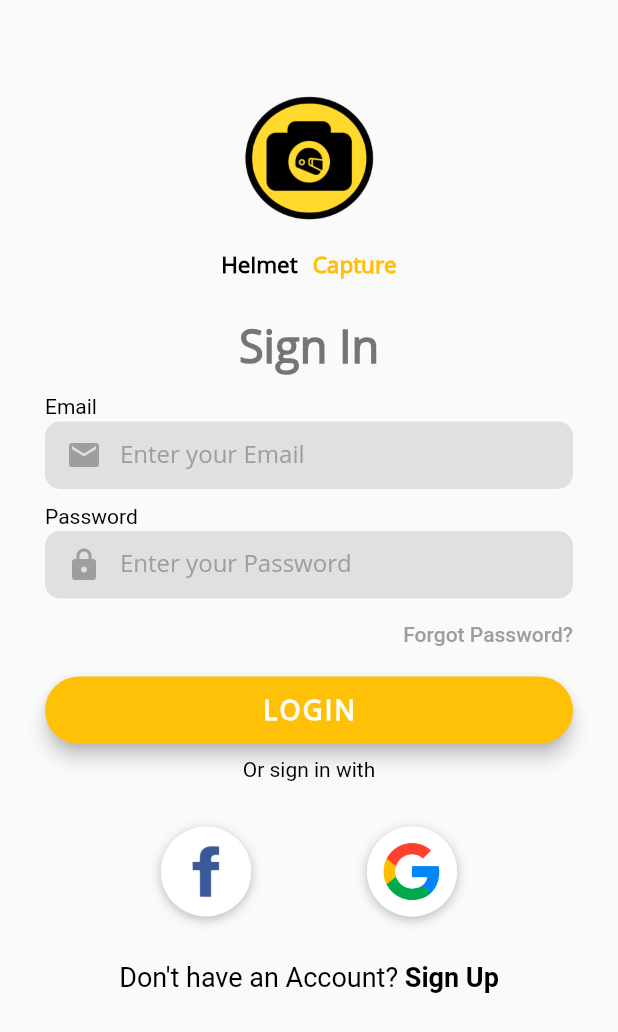
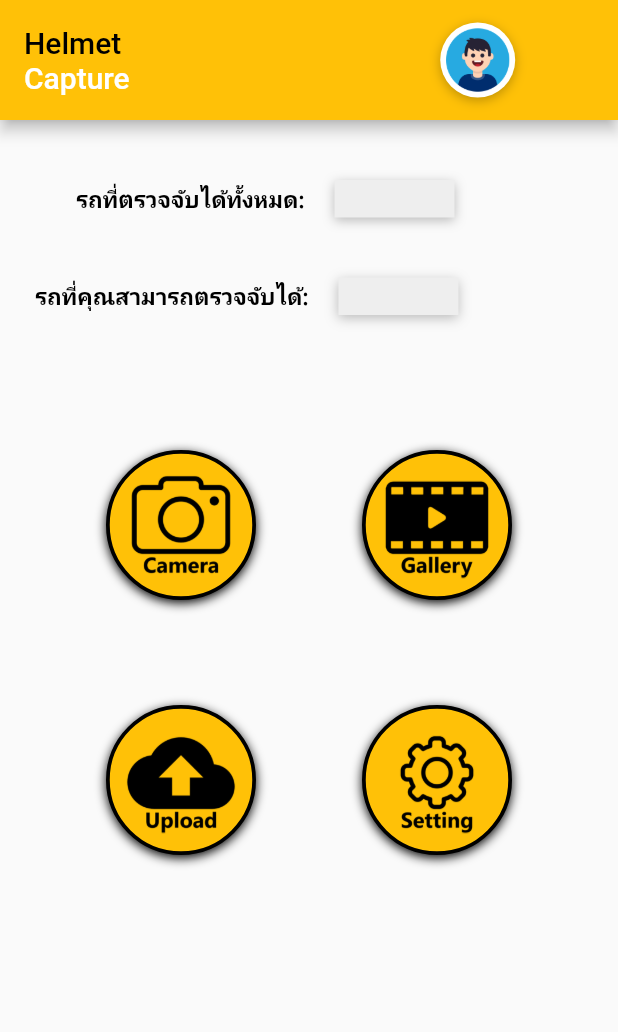
Before and after one commit to MrDenine/non-Helmet_detection_Mobile_Fortest, a Flutter app: the screen it shows after launch, after a tap on "LOGIN", on a phone screen of 412 x 824 dp. Shown: the top 1032 px of the screen. Run offline on Flutter 3.47's test engine with Material 2 defaults, Android fonts, the phone set to English and light mode, and no system bars; our stand-ins replace camera, image_picker; missing offline and left inert: tflite.

Commit message:
หน้าเมนู + แก้ไขหน้าอื่น

```diff
--- a/lib/Menu.dart
+++ b/lib/Menu.dart
@@ -0,0 +1,213 @@
+
+import 'package:flutter/material.dart';
+import 'package:flutter/services.dart';
+
+class Menu extends StatefulWidget {
+  @override
+  _MenuState createState() => _MenuState();
+}
+
+class _MenuState extends State<Menu> {
+  bool _rememberMe = false;
+
+ Widget _buildSocialBtn(Function onTap, AssetImage logo) {
+    return GestureDetector(
+     onTap: onTap,
+      child: Container(
+        height: 100.0,
+        width: 100.0,
+        decoration: BoxDecoration(
+          shape: BoxShape.circle,
+          color: Colors.amber,
+          border: Border.all(
+            color: Colors.black,
+            width: 2.5
+          ),
+          boxShadow: [
+            BoxShadow(
+              color: Colors.black,
+              offset: Offset(0, 2),
+              blurRadius: 5.0,
+            ),
+          ],
+          image: DecorationImage(
+            image: logo,
+          ),
+        ),
+      ),
+    );
+  }
+
+  Widget _buildAc(Function onTap, AssetImage logo) {
+    return GestureDetector(
+      onTap: onTap,
+      child: Container(
+        height: 50.0,
+        width: 50.0,
+        decoration: BoxDecoration(
+          shape: BoxShape.circle,
+          color: Colors.white,
+          boxShadow: [
+            BoxShadow(
+              color: Colors.black26,
+              offset: Offset(0, 2),
+              blurRadius: 6.0,
+            ),
+          ],
+          image: DecorationImage(
+            image: logo,
+          ),
+        ),
+      ),
+    );
+  }
+
+  @override
+  Widget build(BuildContext context) {
+    return Scaffold(
+      appBar: AppBar(
+       automaticallyImplyLeading: false,
+        backgroundColor: Colors.amber,
+        toolbarHeight: 80,
+             title: Row(
+                mainAxisAlignment: MainAxisAlignment.start,
+                children: <Widget>[
+                  Column(
+                   crossAxisAlignment: CrossAxisAlignment.start,
+                    children: [
+                      Text('Helmet',style: TextStyle(color: Colors.black),),
+                      Text('Capture',style: TextStyle(),)
+                    ],
+                  ),
+                  SizedBox(width: 207,),
+                   Padding(
+                    padding: EdgeInsets.symmetric(vertical: 0.0),
+                     child: Row(
+                       mainAxisAlignment: MainAxisAlignment.spaceEvenly,
+                      children: <Widget>[
+                   _buildAc(
+                   () => print('Login with Facebook'),
+                   AssetImage(
+                      'assets/logos/people.png',
+                    ),
+                     ),
+        ],
+      ),
+    ),
+                ],
+              ),
+      ),
+
+      body: AnnotatedRegion<SystemUiOverlayStyle>(
+        value: SystemUiOverlayStyle.light,
+        child: GestureDetector(
+          onTap: () => FocusScope.of(context).unfocus(),
+          child: Stack(
+            children: <Widget>[
+              Column(
+                crossAxisAlignment: CrossAxisAlignment.center,
+                 children: <Widget>[
+                   SizedBox(height: 20),
+                   Row(
+                     children: [
+                       Text('             รถที่ตรวจจับได้ทั้งหมด:',style: TextStyle(
+                          color: Colors.black,
+                          fontFamily: 'OpenSans',
+                          fontSize: 15.0,
+                         // height: 0.25,
+                          fontWeight: FontWeight.bold,
+                        ),),
+                       Container(
+                     margin: EdgeInsets.all(20.0),
+                     height: 25.0,
+                     width: 80.0,
+                     decoration: BoxDecoration(
+                     shape: BoxShape.rectangle,
+                     color: Colors.grey[200],
+                      boxShadow: [
+                       BoxShadow(
+                       color: Colors.black26,
+                       offset: Offset(0, 2),
+                         blurRadius: 6.0,
+              ),
+            ],
+                     ),
+                   ),
+                   ],
+                   ),
+                   Row(
+                     children: [
+                       Text('      รถที่คุณสามารถตรวจจับได้:',style: TextStyle(
+                          color: Colors.black,
+                          fontFamily: 'OpenSans',
+                          fontSize: 15.0,
+                         // height: 0.25,
+                          fontWeight: FontWeight.bold,
+                        ),),
+                       Container(
+                     margin: EdgeInsets.all(20.0),
+                     height: 25.0,
+                     width: 80.0,
+                     decoration: BoxDecoration(
+                     shape: BoxShape.rectangle,
+                     color: Colors.grey[200],
+                      boxShadow: [
+                       BoxShadow(
+                       color: Colors.black26,
+                       offset: Offset(0, 2),
+                         blurRadius: 6.0,
+              ),
+            ],
+                     ),
+                   ),
+                   ],
+                   ),
+                   Padding(
+                      padding: EdgeInsets.symmetric(vertical: 70.0),
+                       child: Row(
+                         mainAxisAlignment: MainAxisAlignment.spaceEvenly,
+                         children: <Widget>[
+                        _buildSocialBtn(
+                        () => print('Login with Facebook'),
+                       AssetImage(
+                       'assets/logos/camera.png',
+                       ),
+                    ),
+                        _buildSocialBtn(
+                         () => print('Login with Google'),
+                       AssetImage(
+                       'assets/logos/gallery.png',
+                       ),
+                      ),
+                      ],
+                        ),
+                  ),
+                  Padding(
+                    padding: EdgeInsets.symmetric(vertical: 0.0),
+                     child: Row(
+                       mainAxisAlignment: MainAxisAlignment.spaceEvenly,
+                      children: <Widget>[
+                   _buildSocialBtn(
+                   () => print('Login with Facebook'),
+                   AssetImage(
+                      'assets/logos/upload.png',
+                    ),
+                     ),
+                  _buildSocialBtn(
+                   () => print('Login with Google'),
+                   AssetImage(
+                 'assets/logos/setting.png',
+            ),
+          ),
+        ],
+      ),
+    ),
+                 ]
+              )
+            ],
+          ),
+        ),
+      ),
+    );
+  }
+}
--- a/lib/create-new-account.dart
+++ b/lib/create-new-account.dart
@@ -286,13 +286,15 @@ class _CreateAccountState extends State<CreateAccount> {
               ),
             ),
              title: Row(
-                mainAxisAlignment: MainAxisAlignment.end,
+               // mainAxisAlignment: MainAxisAlignment.center,
                 children: <Widget>[
-                  Image.asset(
-                    'assets/logos/LogoApp.png',
-                    fit: BoxFit.contain,
-                    height: 70.0,
-                  ),
+                  SizedBox(width: 80),
+                  Column(
+                    children: [
+                      Text('Helmet',style: TextStyle(color: Colors.black),),
+                      Text('Capture'),
+                    ],
+                  )
                 ],
               ),
       ),
--- a/lib/login.dart
+++ b/lib/login.dart
@@ -163,7 +163,7 @@ class _LoginScreenState extends State<LoginScreen> {
       width: double.infinity,
       child: RaisedButton(
         elevation: 5.0,
-        onPressed: () => print('Login Button Pressed'),
+        onPressed: () => Navigator.pushNamed(context, '/three'),
         padding: EdgeInsets.all(10.0),
         shape: RoundedRectangleBorder(
           borderRadius: BorderRadius.circular(30.0),
@@ -244,7 +244,7 @@ class _LoginScreenState extends State<LoginScreen> {
 
   Widget _buildSignupBtn() {
     return GestureDetector(
-      onTap: () {Navigator.pushNamed(context, '/second');},
+      onTap: () {Navigator.pushNamed(context, '/two');},
       child: RichText(
         text: TextSpan(
           children: [
--- a/lib/main.dart
+++ b/lib/main.dart
@@ -4,6 +4,7 @@ import 'package:helmet_detection_app/HomeScreen.dart';
 
 import 'create-new-account.dart';
 import 'login.dart';
+import 'menu.dart';
 
 List<CameraDescription> cameras;
 
@@ -25,9 +26,10 @@ class MainScreen extends StatelessWidget {
      initialRoute: '/', ////เวลารันหน้าอื่นปิดโค้ดนี้ไว้นะไม่ต้องลบออก////
             routes: {
                 '/': (context) => LoginScreen(),
-                '/second': (context) => CreateAccount(),
+                '/two': (context) => CreateAccount(),
+                '/three': (context) => Menu(),
             },
-      //home: HomeScreen(cameras),
+      //home: Menu(),
     );
   }
 }
--- a/pubspec.yaml
+++ b/pubspec.yaml
@@ -51,6 +51,11 @@ flutter:
     - assets/tflite/ssd_mobilenet.txt
     - assets/tflite/yolov2_tiny.tflite
     - assets/tflite/yolov2_tiny.txt
+    - assets/logos/people.png
+    - assets/logos/camera.png
+    - assets/logos/gallery.png
+    - assets/logos/upload.png
+    - assets/logos/setting.png
 
   fonts:
     - family: OpenSans
```
Also changed, not shown: assets/logos/camera.png (added), assets/logos/gallery.png (added), assets/logos/people.png (added), assets/logos/setting.png (added), assets/logos/upload.png (added). Lines whose indentation alone changed are shown as unchanged.
